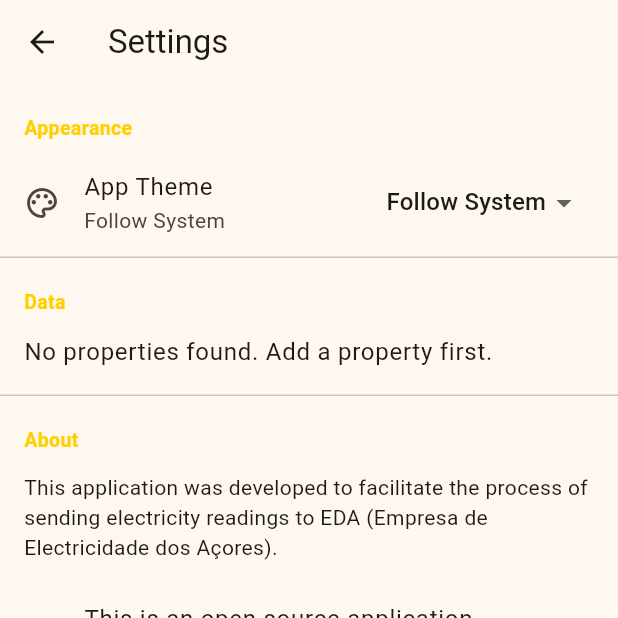
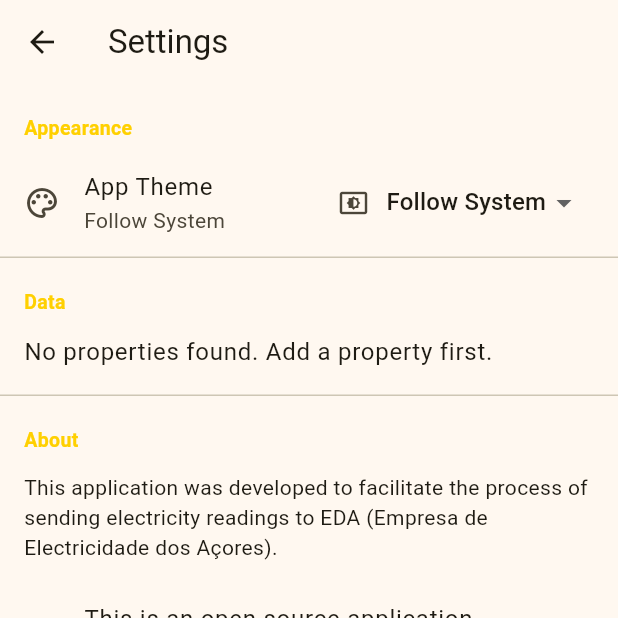
Before and after one commit to deciosfernandes/eda-readings-app, a Flutter app: the SettingsScreen screen opened by its route, on a phone screen of 412 x 824 dp, the top half of it. Run offline on Flutter 3.47's test engine with Material 3 defaults, Android fonts, the phone set to English and light mode, and no system bars; our stand-ins replace easy_localization, file_picker, fl_chart, flutter_local_notifications, flutter_secure_storage, image_picker and 4 more; accounts and stored records are empty.

Commit message:
🎨 Palette: add icons to theme selection dropdown
💡 What:
Added visual icons (Light, Dark, System) to the ThemeMode dropdown in the Settings screen.

🎯 Why:
Improves selection clarity and provides immediate visual context, making it faster and more intuitive for users to choose their preferred theme.

♿ Accessibility:
Ensures each theme option has a distinct visual representation alongside the localized text labels.

Co-authored-by: deciosfernandes <19864737+deciosfernandes@users.noreply.github.com>

```diff
--- a/lib/screens/settings_screen.dart
+++ b/lib/screens/settings_screen.dart
@@ -315,9 +315,28 @@ class _SettingsScreenState extends State<SettingsScreen> {
                 }
               },
               items: ThemeMode.values.map((mode) {
+                IconData icon;
+                switch (mode) {
+                  case ThemeMode.light:
+                    icon = Icons.light_mode_outlined;
+                    break;
+                  case ThemeMode.dark:
+                    icon = Icons.dark_mode_outlined;
+                    break;
+                  case ThemeMode.system:
+                    icon = Icons.settings_brightness_outlined;
+                    break;
+                }
                 return DropdownMenuItem<ThemeMode>(
                   value: mode,
-                  child: Text(_themeModeLabel(mode)),
+                  child: Row(
+                    mainAxisSize: MainAxisSize.min,
+                    children: [
+                      Icon(icon, size: 20),
+                      const SizedBox(width: 12),
+                      Text(_themeModeLabel(mode)),
+                    ],
+                  ),
                 );
               }).toList(),
             ),
```
Also changed, not shown: 1 other file.
